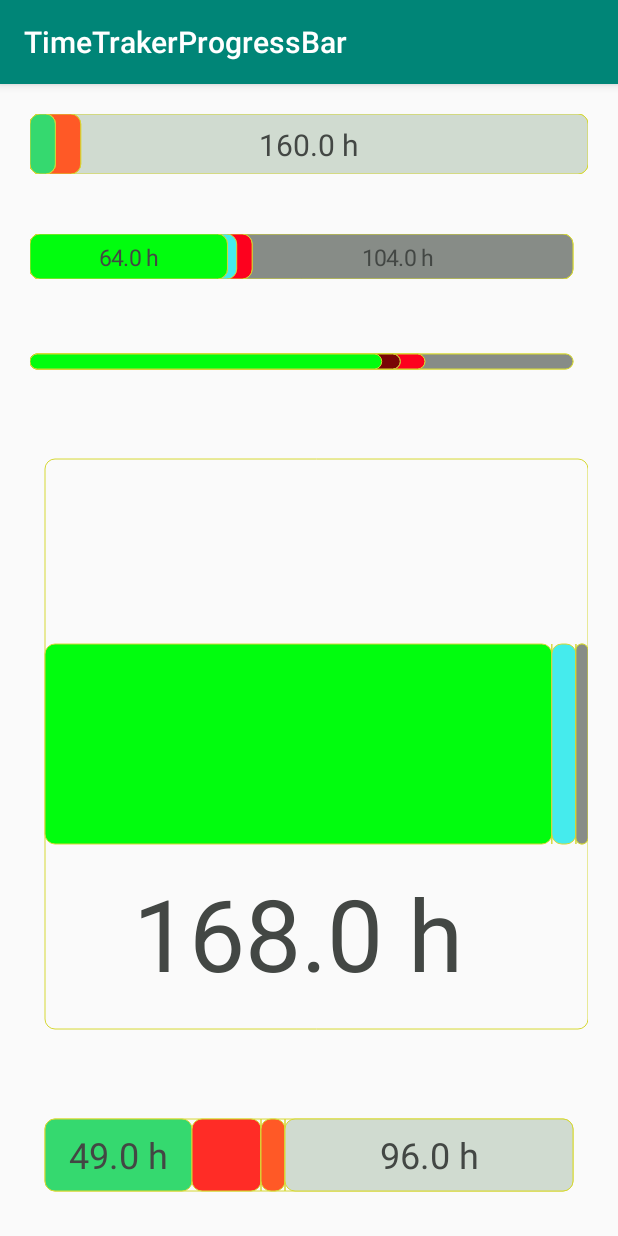
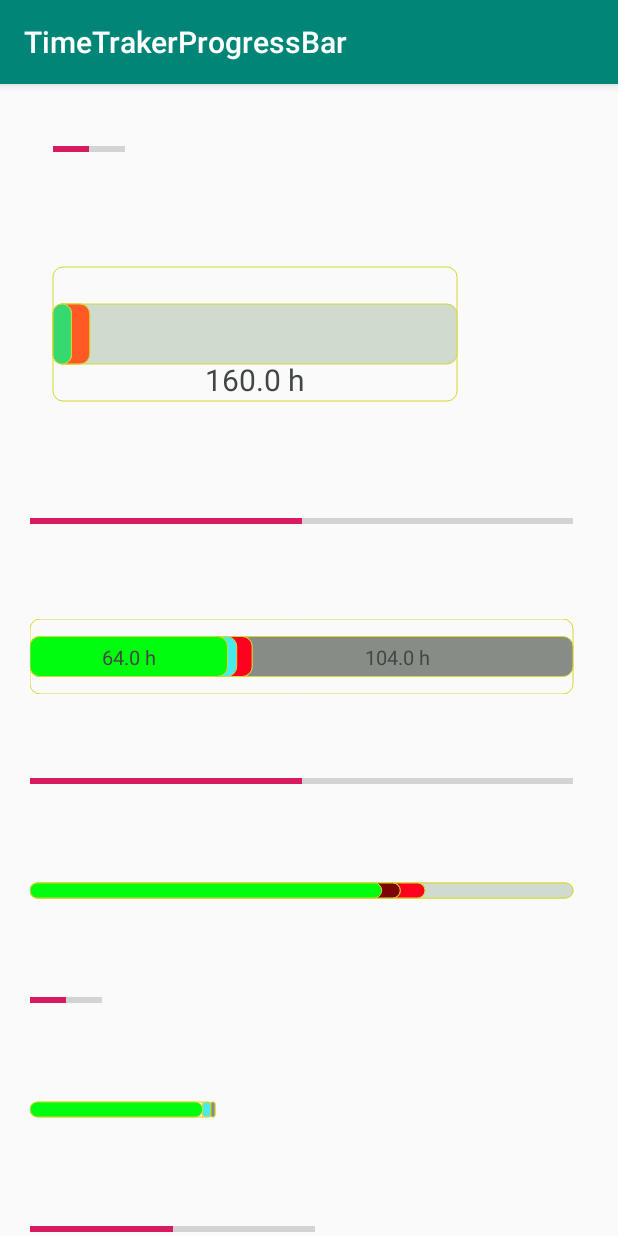
Before and after one commit to Kiolk/TimeTrakerProgressBar, an Android app: the screen it shows after launch (MainActivity), on a phone screen of 412 x 824 dp. Run offline under Robolectric (Android 15) with nearby library versions, the phone set to English and light mode, and no system bars.

Commit message:
Refactor code for mo correct rendering in match_parent and wrap_content

```diff
--- a/app/src/main/java/kiolk/github/com/timetrakerprogressbar/MainActivity.java
+++ b/app/src/main/java/kiolk/github/com/timetrakerprogressbar/MainActivity.java
@@ -25,7 +25,7 @@ public class MainActivity extends AppCompatActivity {
         bar2 = findViewById(R.id.time_bar_2);
         bar3 = findViewById(R.id.time_bar_3);
         bar4 = findViewById(R.id.time_bar_4);
-        bar4.setProgressHeight(200);
+//        bar4.setProgressHeight(200);
 
         setBar(bar, WORK_MONTH, WORK_DAY* 1, WORK_DAY * 2);
         setBar(bar1, WORK_MONTH, WORK_DAY * 8 + THREE_HOUR, WORK_DAY * 9);
--- a/app/src/main/res/layout/activity_main.xml
+++ b/app/src/main/res/layout/activity_main.xml
@@ -1,75 +1,87 @@
 <?xml version="1.0" encoding="utf-8"?>
-<LinearLayout xmlns:android="http://schemas.android.com/apk/res/android"
+<ScrollView xmlns:android="http://schemas.android.com/apk/res/android"
     xmlns:app="http://schemas.android.com/apk/res-auto"
     xmlns:tools="http://schemas.android.com/tools"
     android:layout_width="match_parent"
+    android:layout_height="match_parent"
     android:orientation="vertical"
-    android:layout_height="match_parent"
     tools:context=".MainActivity">
 
-    <kiolk.github.com.timesheetprogressbar.TimeSheetBar
-        android:layout_margin="20dp"
-        android:id="@+id/time_bar"
-        android:layout_centerInParent="true"
-        android:layout_width="wrap_content"
-        android:layout_height="40dp"
-        app:barType="overlaid"/>
+    <LinearLayout
+        android:layout_width="match_parent"
+        android:layout_height="match_parent"
+        android:orientation="vertical">
+
+        <ProgressBar
+            style="@style/Bar1"
+            android:paddingLeft="40dp"/>
 
         <kiolk.github.com.timesheetprogressbar.TimeSheetBar
-        android:layout_margin="20dp"
-        android:id="@+id/time_bar_1"
-        android:layout_centerInParent="true"
-        android:layout_width="wrap_content"
-        android:layout_height="30dp"
-        android:paddingRight="10dp"
-        app:trackedTimeColor="@color/trackedColor"
-        app:unTrackedTimeColor="@color/unTrackedColor"
-        app:moreTrackedTimeColor="@color/moreTrackedTime"
-        app:dayNeedTrackTimeColor="@color/currentUnTrackedColor"
-        app:additionalNeedTrackTimeColor="@color/needAdditionalTrackColor"
-        app:moreCurrentDayTrakedTimeColor="@color/moreCurrentDayTrackedColor"
-        app:barType="overlaid"/>
+            app:isLabelUnder="true"
+            style="@style/Bar1"
+            app:maxBarHeight="40dp"
+            android:layout_width="300dp"
+            android:id="@+id/time_bar"
+            app:barType="overlaid" />
+
+        <ProgressBar
+            style="@style/Bar2"
+            android:progress="50" />
 
         <kiolk.github.com.timesheetprogressbar.TimeSheetBar
-        android:layout_margin="20dp"
-        android:id="@+id/time_bar_2"
-        android:layout_centerInParent="true"
-        android:layout_width="wrap_content"
-        android:layout_height="30dp"
-        android:paddingBottom="10dp"
-        android:paddingRight="10dp"
-        android:paddingTop="10dp"
+            style="@style/Bar2"
+            android:id="@+id/time_bar_1"
+            app:additionalNeedTrackTimeColor="@color/needAdditionalTrackColor"
             app:barType="overlaid"
-        app:trackedTimeColor="@color/trackedColor"
-        app:unTrackedTimeColor="@color/unTrackedColor"
-        app:moreTrackedTimeColor="@color/moreTrackedTime"
-        app:dayNeedTrackTimeColor="@color/currentUnTrackedColor"
-        app:additionalNeedTrackTimeColor="@color/needAdditionalTrackColor"
-        app:moreCurrentDayTrakedTimeColor="@color/moreCurrentDayTrackedColor"/>
-
-    <kiolk.github.com.timesheetprogressbar.TimeSheetBar
-        android:id="@+id/time_bar_3"
-        android:layout_width="wrap_content"
-        android:layout_height="wrap_content"
-        android:layout_centerInParent="true"
-        android:layout_margin="20dp"
-        android:paddingBottom="10dp"
-        android:paddingLeft="10dp"
-        app:barTitle="test bar title"
-        android:paddingTop="10dp"
-        app:additionalNeedTrackTimeColor="@color/needAdditionalTrackColor"
             app:dayNeedTrackTimeColor="@color/currentUnTrackedColor"
             app:moreCurrentDayTrakedTimeColor="@color/moreCurrentDayTrackedColor"
             app:moreTrackedTimeColor="@color/moreTrackedTime"
             app:trackedTimeColor="@color/trackedColor"
-        app:unTrackedTimeColor="@color/unTrackedColor"
+            app:unTrackedTimeColor="@color/unTrackedColor" />
+
+        <ProgressBar
+            style="@style/Bar3"
+            android:progress="50" />
+
+        <kiolk.github.com.timesheetprogressbar.TimeSheetBar
+            android:id="@+id/time_bar_2"
+          style="@style/Bar3"
+            app:maxBarHeight="10dp"
+            app:additionalNeedTrackTimeColor="@color/needAdditionalTrackColor"
+            app:barType="overlaid"
+            app:dayNeedTrackTimeColor="@color/currentUnTrackedColor"
+            app:moreCurrentDayTrakedTimeColor="@color/moreCurrentDayTrackedColor"
+            app:moreTrackedTimeColor="@color/moreTrackedTime"
+            app:trackedTimeColor="@color/trackedColor"/>
+
+        <ProgressBar
+            style="@style/Bar4"
+            android:progress="50" />
+
+
+        <kiolk.github.com.timesheetprogressbar.TimeSheetBar
+            android:id="@+id/time_bar_3"
+            style="@style/Bar4"
+            app:additionalNeedTrackTimeColor="@color/needAdditionalTrackColor"
+            app:barTitle="test bar title"
             app:barType="divided"
-        />
+            app:maxBarHeight="10dp"
+            app:dayNeedTrackTimeColor="@color/currentUnTrackedColor"
+            app:moreCurrentDayTrakedTimeColor="@color/moreCurrentDayTrackedColor"
+            app:moreTrackedTimeColor="@color/moreTrackedTime"
+            app:trackedTimeColor="@color/trackedColor"
+            app:unTrackedTimeColor="@color/unTrackedColor" />
+
+        <ProgressBar
+            style="@style/Bar5"
+            android:progress="50" />
+
         <kiolk.github.com.timesheetprogressbar.TimeSheetBar
-        android:layout_margin="20dp"
             android:id="@+id/time_bar_4"
-        android:layout_centerInParent="true"
-        android:layout_width="wrap_content"
-        android:layout_height="match_parent"
-        android:padding="10dp" />
+            style="@style/Bar5" />
+
+        <ProgressBar
+            style="@style/Bar3"
+            android:progress="50" />
     </LinearLayout>
+</ScrollView>
--- a/app/src/main/res/values/styles.xml
+++ b/app/src/main/res/values/styles.xml
@@ -8,4 +8,47 @@
         <item name="colorAccent">@color/colorAccent</item>
     </style>
 
+    <style name="Bar1" parent="Base.Widget.AppCompat.ProgressBar.Horizontal">
+        <item name="android:layout_width">wrap_content</item>
+        <item name="android:layout_margin">20dp</item>
+        <item name="android:padding">15dp</item>
+        <item name="android:layout_height">wrap_content</item>
+        <item name="android:progress">50</item>
+    </style>
+
+    <style name="Bar2" parent="Base.Widget.AppCompat.ProgressBar.Horizontal">
+        <item name="android:layout_width">match_parent</item>
+        <item name="android:layout_height">50dp</item>
+        <item name="android:layout_centerInParent">true</item>
+        <item name="android:layout_margin">20dp</item>
+        <item name="android:paddingRight">10dp</item>
+    </style>
+
+    <style name="Bar3" parent="Base.Widget.AppCompat.ProgressBar.Horizontal">
+        <item name="android:layout_width">match_parent</item>
+        <item name="android:layout_margin">20dp</item>
+        <item name="android:paddingTop">10dp</item>
+        <item name="android:paddingRight">10dp</item>
+        <item name="android:paddingBottom">10dp</item>
+        <item name="android:layout_height">wrap_content</item>
+    </style>
+
+    <style name="Bar4" parent="Base.Widget.AppCompat.ProgressBar.Horizontal">
+        <item name="android:layout_width">wrap_content</item>
+        <item name="android:layout_margin">20dp</item>
+        <item name="android:paddingTop">10dp</item>
+        <item name="android:paddingRight">10dp</item>
+        <item name="android:paddingBottom">10dp</item>
+        <item name="android:layout_height">match_parent</item>
+    </style>
+
+    <style name="Bar5" parent="Base.Widget.AppCompat.ProgressBar.Horizontal">
+        <item name="android:layout_width">200dp</item>
+        <item name="android:layout_margin">20dp</item>
+        <item name="android:paddingTop">10dp</item>
+        <item name="android:paddingRight">10dp</item>
+        <item name="android:paddingBottom">10dp</item>
+        <item name="android:layout_height">50dp</item>
+    </style>
+
 </resources>
--- a/timesheetprogressbar/src/main/java/kiolk/github/com/timesheetprogressbar/TimeSheetBar.java
+++ b/timesheetprogressbar/src/main/java/kiolk/github/com/timesheetprogressbar/TimeSheetBar.java
@@ -12,10 +12,12 @@ import android.graphics.RectF;
 import android.os.Build;
 import android.support.annotation.ColorInt;
 import android.support.annotation.RequiresApi;
-import android.text.TextUtils;
 import android.util.AttributeSet;
 import android.view.View;
 
+/**
+ * @attr ref android.R.styleable#TimeSheetBar_isLabelUnder
+ */
 public class TimeSheetBar extends View {
 
     @ColorInt
@@ -34,6 +36,8 @@ public class TimeSheetBar extends View {
     public static final float ONE_HOUR = 3600f;
     public static final int DEFAULT_MAX_BAR_HEIGHT = 200;
     private static final String EMPTY_STRING = "";
+    public static final float MIN_PROGRESS_WIDTH = 200f;
+    public static final float MIN_PROGRESS_HEIGHT = 40f;
 
     private RectF mRectF;
     private Rect mTmpRect;
@@ -51,13 +55,12 @@ public class TimeSheetBar extends View {
     private float startPointX = 0;
     private float startPointY = 0;
 
-    private int widthRec;
-    private int heightRec;
-
     private int mBarType;
-    private float mProgressHeight = DEFAULT_MAX_BAR_HEIGHT;
+    private float mProgressHeight = MIN_PROGRESS_HEIGHT;
+    private float mProgressWidth = MIN_PROGRESS_WIDTH;
     private float mViewHeight;
     private float mViewWidth;
+    private boolean isLabelUnder;
 
     private int mTrackedTimeColor;
     private int mUnTrackedTimeColor;
@@ -229,6 +232,19 @@ public class TimeSheetBar extends View {
         this.mBarTitle = mBarTitle;
     }
 
+    public boolean isLabelUnder() {
+        return isLabelUnder;
+    }
+
+    /**
+     * Set possibility display labels for indicator under bar.
+     * @param labelUnder - if true try show under bar, else show information inside bar.
+     */
+    public void setLabelUnder(boolean labelUnder) {
+        isLabelUnder = labelUnder;
+        invalidate();
+    }
+
     private void init(AttributeSet attrs) {
 
         TypedArray typedArray = getContext().getTheme().obtainStyledAttributes(attrs, R.styleable.TimeSheetBar, 0, 0);
@@ -241,8 +257,10 @@ public class TimeSheetBar extends View {
         mMoreCurrentDayTrackedTimeColor = typedArray.getColor(R.styleable.TimeSheetBar_moreCurrentDayTrakedTimeColor, CURRENT_TODAY_TRACKED_DEFAULT_COLOR);
         mTextColor = typedArray.getColor(R.styleable.TimeSheetBar_barTextColor, TEXT_DEFAULT_COLOR);
         mStrokeColor = typedArray.getColor(R.styleable.TimeSheetBar_barStrokeColor, STROKE_DEFAULT_COLOR);
-        mProgressHeight = typedArray.getDimension(R.styleable.TimeSheetBar_maxBarHeight, DEFAULT_MAX_BAR_HEIGHT);
+        mProgressHeight = typedArray.getDimension(R.styleable.TimeSheetBar_maxBarHeight, MIN_PROGRESS_HEIGHT);
+        isLabelUnder = typedArray.getBoolean(R.styleable.TimeSheetBar_isLabelUnder, false);
         mBarTitle = typedArray.getString(R.styleable.TimeSheetBar_barTitle);
+
         mBarType = typedArray.getInt(R.styleable.TimeSheetBar_barType, BarType.DIVIDED.getType());
 
         mBackgroundPaint = new Paint(Paint.ANTI_ALIAS_FLAG);
@@ -287,7 +305,8 @@ public class TimeSheetBar extends View {
         mStrokePaint.setStrokeWidth(1f);
         mStrokePaint.setColor(mStrokeColor);
 
-        mRectF = new RectF(0, heightRec, widthRec, 0);
+//        mRectF = new RectF(0, heightRec, widthRec, 0);
+        mRectF = new RectF(0, 0, 0, 0);
         mTmpRect = new Rect();
     }
 
@@ -318,16 +337,35 @@ public class TimeSheetBar extends View {
         int width = MeasureSpec.getSize(widthMeasureSpec);
         int height = MeasureSpec.getSize(heightMeasureSpec);
         int selectedHeight;
+        int selectedWidth;
+
+        switch (MeasureSpec.getMode(widthMeasureSpec)) {
+            case MeasureSpec.EXACTLY:
+                selectedWidth = width;
+                break;
+            case MeasureSpec.AT_MOST:
+                selectedWidth = (int) Math.min(width, MIN_PROGRESS_WIDTH);
+                break;
+            case MeasureSpec.UNSPECIFIED:
+                selectedWidth = width;
+                break;
+            default:
+                selectedWidth = width;
+        }
 
         switch (MeasureSpec.getMode(heightMeasureSpec)) {
             case MeasureSpec.EXACTLY:
-                selectedHeight = height;
+//                selectedHeight = height;
+                selectedHeight = (int) Math.min(height, getProgressHeight() * 3);
                 break;
             case MeasureSpec.AT_MOST:
                 selectedHeight = (int) Math.min(height, getProgressHeight() * 3);
                 break;
             case MeasureSpec.UNSPECIFIED:
-                selectedHeight = height;
+                selectedHeight = (int) Math.min(height, getProgressHeight() * 3);
+                if (selectedHeight < getProgressHeight() * 3) {
+                    selectedHeight = (int) (getProgressHeight() * 3);
+                }
                 break;
             default:
                 selectedHeight = height;
@@ -337,18 +375,18 @@ public class TimeSheetBar extends View {
         int paddingY = getPaddingBottom() + getPaddingTop();
         int paddingX = getPaddingLeft() + getPaddingRight();
         mViewHeight = selectedHeight - paddingY;
-        mViewWidth = width - paddingX;
+        mViewWidth = selectedWidth - paddingX;
 
         if (mViewHeight < getProgressHeight()) {
             setProgressHeight(mViewHeight);
         }
 
-        height = height - paddingY;
-        int size = (width > height) ? width : height;
-        heightRec = size;
-        widthRec = size;
+//        height = height - paddingY;
+//        int size = (width > height) ? width : height;
+//        heightRec = size;
+//        widthRec = size;
 
-        setMeasuredDimension(width, selectedHeight);
+        setMeasuredDimension(selectedWidth, selectedHeight);
     }
 
     @Override
@@ -435,6 +473,10 @@ public class TimeSheetBar extends View {
             return;
         }
 
+        if (mBarTitle == null) {
+            return;
+        }
+
         mTextPaint.setTextSize(mProgressHeight / 2);
         mTextPaint.getTextBounds(mBarTitle.toUpperCase(), 0, mBarTitle.length(), mTmpRect);
         float textWidth = mTmpRect.right - mTmpRect.left;
@@ -457,7 +499,7 @@ public class TimeSheetBar extends View {
     }
 
     private void attachText(Canvas canvas, float startBlockX, float endBlockX, long durationSeconds, float blockWidth) {
-        if (mProgressHeight < 40) {
+        if (mProgressHeight < 20) {
             return;
         }
         float textStartPoint;
@@ -466,13 +508,13 @@ public class TimeSheetBar extends View {
         Rect r = new Rect();
         mTextPaint.getTextBounds(text, 0, text.length(), r);
         float textHeight = r.bottom - r.top;
-        float textWidth = r.right -r.left;
+        float textWidth = r.right - r.left;
 
-        if(textWidth > blockWidth){
+        if (textWidth > blockWidth) {
             return;
         }
 
-        if (mViewHeight / 2 >= mProgressHeight) {
+        if (mViewHeight / 2 >= mProgressHeight && isLabelUnder) {
             textStartPoint = ((mViewHeight / 6) * 5) + textHeight / 2 + getPaddingTop();
         } else {
             textStartPoint = mViewHeight / 2 + textHeight / 2 + getPaddingTop();
--- a/timesheetprogressbar/src/main/res/values/attrs.xml
+++ b/timesheetprogressbar/src/main/res/values/attrs.xml
@@ -1,18 +1,20 @@
 <resources>
     <declare-styleable name="TimeSheetBar">
         <attr name="maxBarHeight" format="dimension" />
-        <attr name="trackedTimeColor" format="color"/>
-        <attr name="unTrackedTimeColor" format="color"/>
-        <attr name="moreTrackedTimeColor" format="color"/>
-        <attr name="moreCurrentDayTrakedTimeColor" format="color"/>
-        <attr name="dayNeedTrackTimeColor" format="color"/>
-        <attr name="additionalNeedTrackTimeColor" format="color"/>
+        <attr name="trackedTimeColor" format="color" />
+        <attr name="unTrackedTimeColor" format="color" />
+        <attr name="moreTrackedTimeColor" format="color" />
+        <attr name="moreCurrentDayTrakedTimeColor" format="color" />
+        <attr name="dayNeedTrackTimeColor" format="color" />
+        <attr name="additionalNeedTrackTimeColor" format="color" />
         <attr name="barType" format="enum">
-            <enum name="overlaid" value="1"/>
-            <enum name="divided" value="0"/>
+            <enum name="overlaid" value="1" />
+            <enum name="divided" value="0" />
         </attr>
-        <attr name="barStrokeColor" format="color"/>
-        <attr name="barTextColor" format="color"/>
-        <attr name="barTitle" format="string"/>
+        <attr name="barStrokeColor" format="color" />
+        <attr name="barTextColor" format="color" />
+        <attr name="barTitle" format="string" />
+        <!--Try show label of indicator under bar. It possible happen if view has enough space-->
+        <attr name="isLabelUnder" format="boolean" />
     </declare-styleable>
 </resources>
```
Lines whose indentation alone changed are shown as unchanged.
